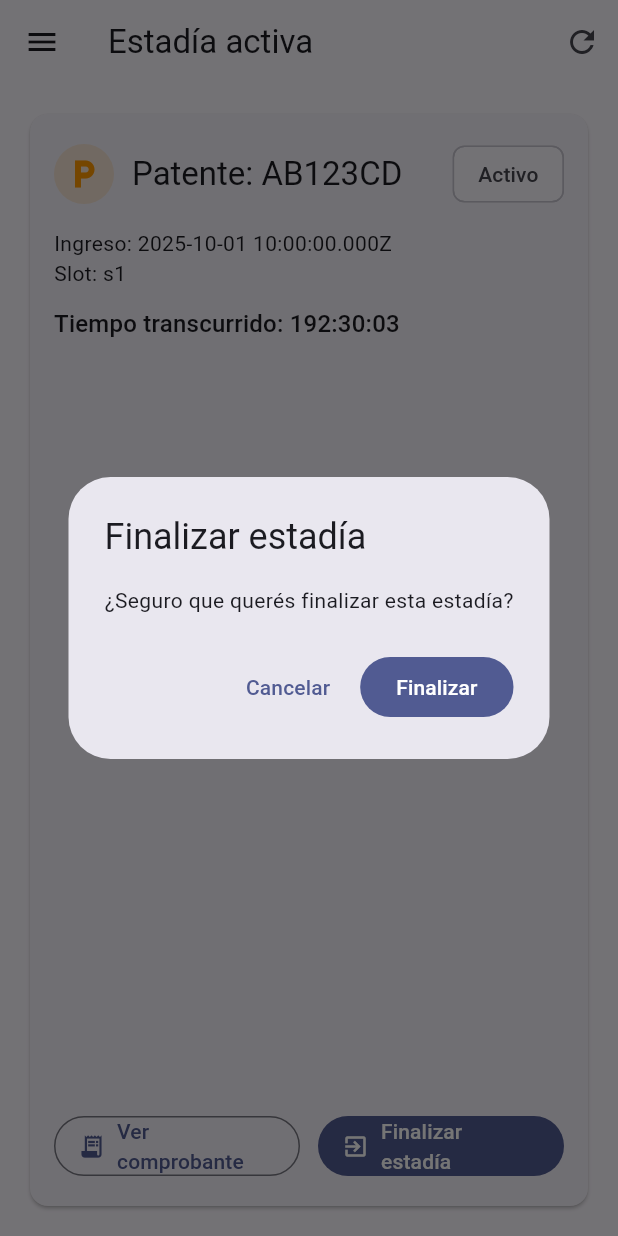
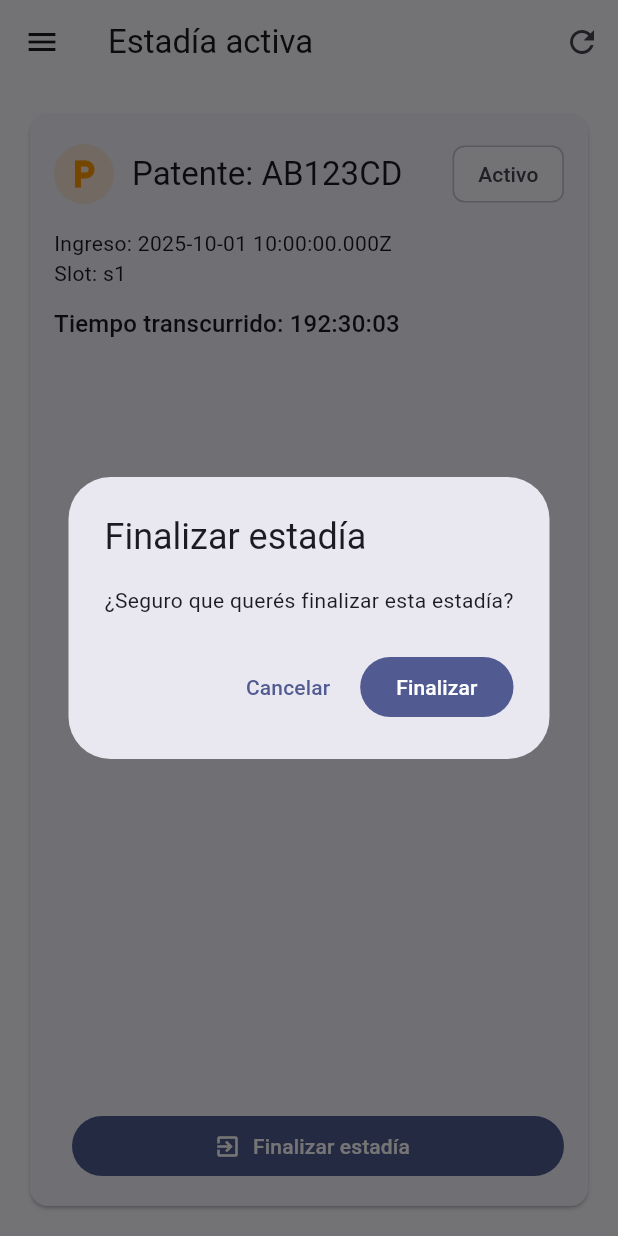
Before and after one commit to FacundoBn/Proyecto-TP3, a Flutter app: the ActiveSessionScreen screen opened by its route, after a tap on "Finalizar estadía", on a phone screen of 412 x 824 dp. Run offline on Flutter 3.47's test engine with Material 3 defaults, Android fonts, the phone set to English and light mode, and no system bars; our stand-ins replace go_router, shared_preferences; missing offline and left inert: tp_final_componentes; accounts and stored records are empty.

Commit message:
Delete receipt from active_session_screen

```diff
--- a/lib/features/active/view/active_session_screen.dart
+++ b/lib/features/active/view/active_session_screen.dart
@@ -95,15 +95,6 @@ class ActiveSessionScreen extends StatelessWidget {
                 const Spacer(),
                 Row(
                   children: [
-                    Expanded(
-                      child: OutlinedButton.icon(
-                        onPressed: () {
-                          context.go('/receipt', extra: t);
-                        },
-                        icon: const Icon(Icons.receipt_long),
-                        label: const Text('Ver comprobante'),
-                      ),
-                    ),
                     const SizedBox(width: 12),
                     Expanded(
                       child: FilledButton.icon(
```
